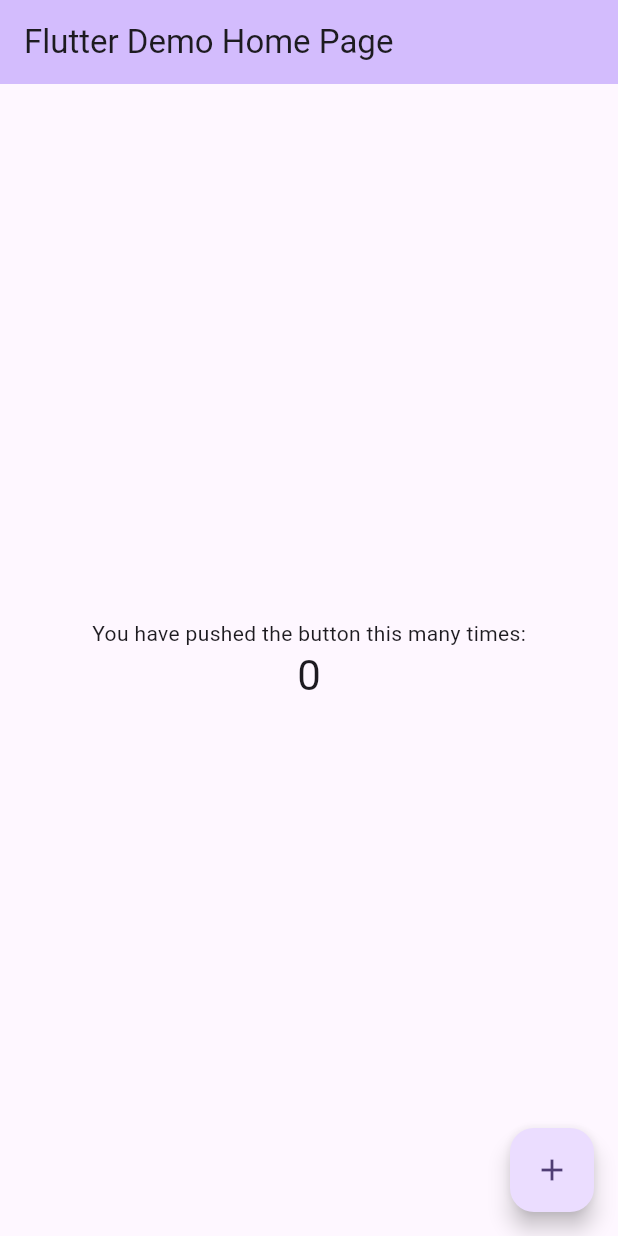
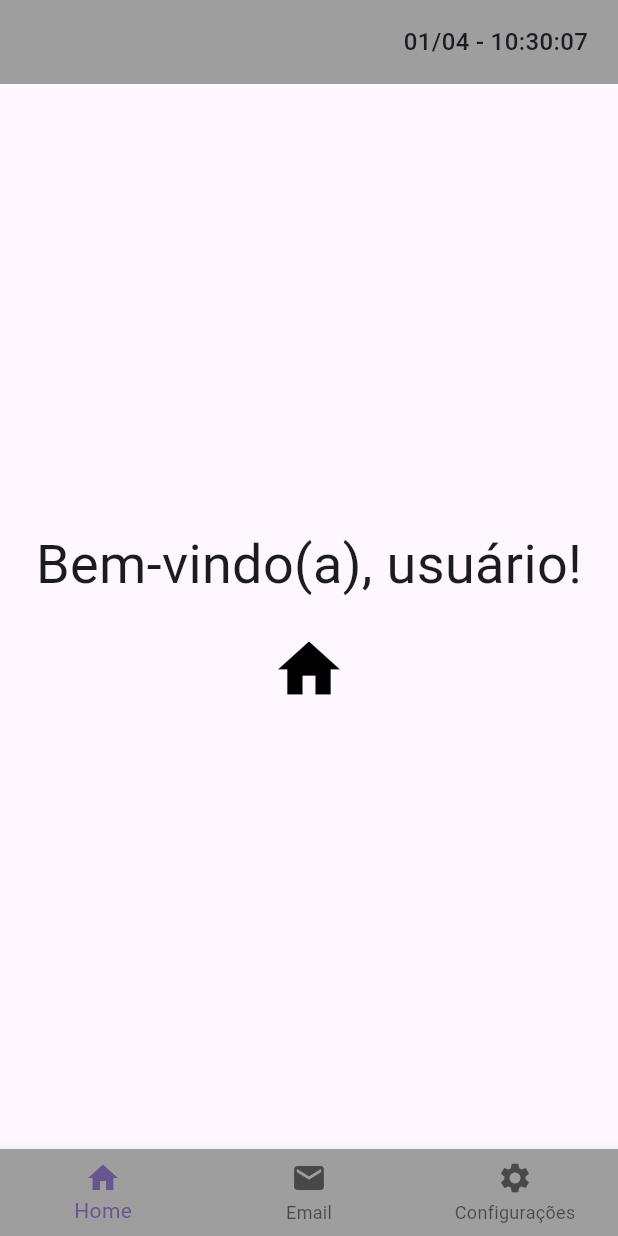
Before and after one commit to dLuizg/atividade_avaliativa_1, a Flutter app: the screen it shows after launch, on a phone screen of 412 x 824 dp. Run offline on Flutter 3.47's test engine with Material 3 defaults, Android fonts, the phone set to English and light mode, and no system bars.

Commit message:
Criação da HomePage v1.0

```diff
--- a/analysis_options.yaml
+++ b/analysis_options.yaml
@@ -24,5 +24,8 @@ linter:
     # avoid_print: false  # Uncomment to disable the `avoid_print` rule
     # prefer_single_quotes: true  # Uncomment to enable the `prefer_single_quotes` rule
 
+formatter:
+  trailing_commas: preserve
+
 # Additional information about this file can be found at
 # https://dart.dev/guides/language/analysis-options
--- /dev/null
+++ b/lib/app/views/home_page.dart
@@ -0,0 +1,95 @@
+import 'dart:async';
+import 'package:flutter/material.dart';
+import 'package:intl/intl.dart';
+
+class HomePage extends StatefulWidget {
+  const HomePage({super.key});
+
+  @override
+  State<HomePage> createState() => _HomePageState();
+}
+
+class _HomePageState extends State<HomePage> {
+  String _hora = "";
+
+  @override
+  void initState() {
+    super.initState();
+    _hora = _formatarDateTime(DateTime.now());
+    Timer.periodic(Duration(seconds: 1), (Timer t) => _atualizaHora());
+  }
+
+  void _atualizaHora() {
+    final DateTime now = DateTime.now();
+    final String dateTimeFormatada = _formatarDateTime(now);
+    setState(() {
+      _hora = dateTimeFormatada;
+    });
+  }
+
+  String _formatarDateTime(DateTime dateTime) {
+    return DateFormat('dd/MM - HH:mm:ss').format(dateTime);
+  }
+
+  @override
+  Widget build(BuildContext context) {
+    return Scaffold(
+      appBar: AppBar(
+        backgroundColor: Colors.grey,
+        title: const Text(""),
+        actions: [
+          Center(
+            child: Padding(
+              padding: const EdgeInsets.only(right: 20.0),
+              child: Text(
+                _hora,
+                style: TextStyle(
+                  fontSize: 16,
+                  fontWeight: FontWeight.w500,
+                ),
+              ),
+            ),
+          ),
+        ],
+      ),
+      body: SafeArea(
+        child: Center(
+          child: Column(
+            mainAxisAlignment: MainAxisAlignment.center,
+            crossAxisAlignment: CrossAxisAlignment.center,
+            children: [
+              Text(
+                "Bem-vindo(a), usuário!",
+                style: TextStyle(
+                  fontSize: 36,
+                ),
+              ),
+              SizedBox(
+                height: 20,
+              ),
+              Icon(
+                Icons.home,
+                size: 50,
+                color: Colors.black,
+              ),
+            ],
+          ),
+        ),
+      ),
+      bottomNavigationBar: BottomNavigationBar(
+        backgroundColor: Colors.grey,
+        items: const [
+          BottomNavigationBarItem(
+            icon: Icon(Icons.home),
+            label: 'Home'),
+          BottomNavigationBarItem(
+            icon: Icon(Icons.email),
+            label: 'Email'),
+          BottomNavigationBarItem(
+            icon: Icon(Icons.settings),
+            label: 'Configurações'),
+        ],
+      ),
+    );
+  }
+}
--- a/lib/main.dart
+++ b/lib/main.dart
@@ -1,3 +1,4 @@
+import 'package:atividade_avaliativa_1/app/views/home_page.dart';
 import 'package:flutter/material.dart';
 
 void main() {
@@ -30,7 +31,7 @@ class MyApp extends StatelessWidget {
         // tested with just a hot reload.
         colorScheme: .fromSeed(seedColor: Colors.deepPurple),
       ),
-      home: const MyHomePage(title: 'Flutter Demo Home Page'),
+      home: const HomePage(),
     );
   }
 }
--- a/pubspec.yaml
+++ b/pubspec.yaml
@@ -30,6 +30,7 @@ environment:
 dependencies:
   flutter:
     sdk: flutter
+  intl: ^0.19.0
 
   # The following adds the Cupertino Icons font to your application.
   # Use with the CupertinoIcons class for iOS style icons.
```
Also changed, not shown: pubspec.lock.
